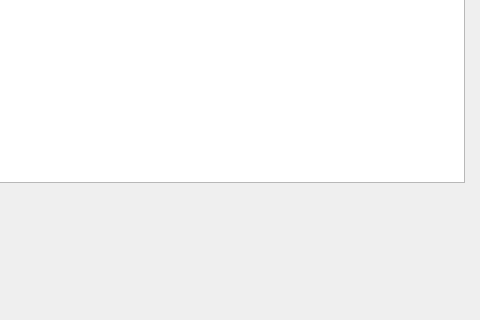
Qt form gui/dlgobispos.ui (rogorido/qtpredicadores) before a commit; both pictures show x 216 to 696 and y 148 to 468 of the 696 by 468 pixel window.
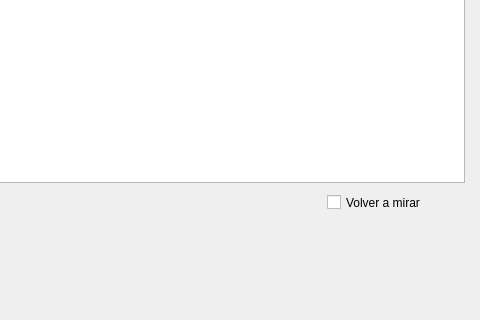
The same form after that commit.

Commit message: Filtrar por volveramirar

Patch:
```diff
--- a/gui/dlgobispos.ui
+++ b/gui/dlgobispos.ui
@@ -1,7 +1,7 @@
 <?xml version="1.0" encoding="UTF-8"?>
 <ui version="4.0">
  <class>dlgObispos</class>
- <widget class="QDialog" name="dlgObispos">
+ <widget class="QWidget" name="dlgObispos">
   <property name="geometry">
    <rect>
     <x>0</x>
@@ -49,6 +49,19 @@
     <cstring>txtFiltro</cstring>
    </property>
   </widget>
+  <widget class="QCheckBox" name="ckVolverAMirar">
+   <property name="geometry">
+    <rect>
+     <x>543</x>
+     <y>340</y>
+     <width>141</width>
+     <height>21</height>
+    </rect>
+   </property>
+   <property name="text">
+    <string>Volver a mirar</string>
+   </property>
+  </widget>
  </widget>
  <resources/>
  <connections/>
```
Left out of the diff: 2 changed lines with no effect on the pictures. The commit also changes 2 other files.
